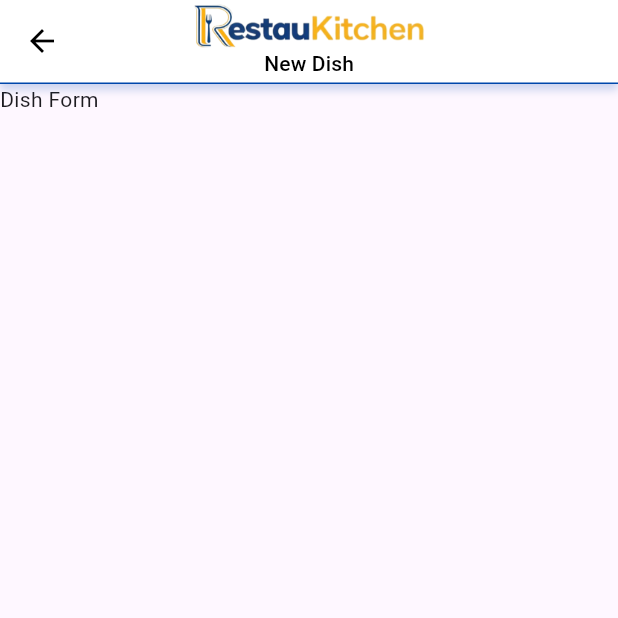
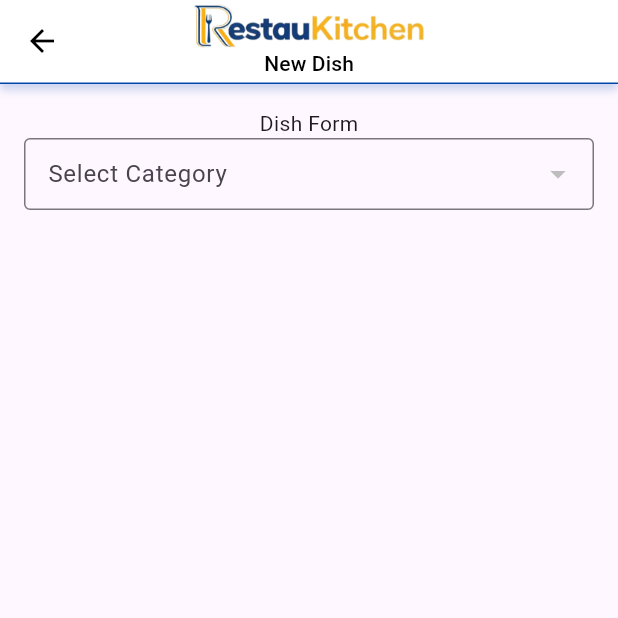
Before and after one commit to baselasi/restaukitchen_flutter_app, a Flutter app: the DishForm screen opened directly, on a phone screen of 412 x 824 dp, the top half of it. Run offline on Flutter 3.47's test engine with Material 3 defaults, Android fonts, the phone set to English and light mode, and no system bars; our stand-ins replace bloc, equatable, flutter_bloc, flutter_secure_storage, get_it, hive_flutter and 3 more; accounts and stored records are empty; network calls fail.

Commit message:
feat: CategorySelectorField

```diff
--- /dev/null
+++ b/lib/core/components/form/categorySelector/category_selector_cubit.dart
@@ -0,0 +1,71 @@
+import 'package:bloc/bloc.dart';
+import 'package:equatable/equatable.dart';
+import 'package:restaukitchen_app/core/components/form/categorySelector/category_repo.dart';
+import 'package:restaukitchen_app/core/models/category.dart';
+
+class CategorySelectorCubit extends Cubit<CategorySelectorState> {
+  CategorySelectorCubit()
+    : super(
+        CategorySelectorState(
+          categories: [],
+          selectedCategory: null,
+          status: CategorySelectorStatus.initial,
+        ),
+      );
+
+  Future<void> getCategories() async {
+    emit(
+      CategorySelectorState(
+        categories: [],
+        selectedCategory: null,
+        status: CategorySelectorStatus.loading,
+      ),
+    );
+    try {
+      final categoriesResponse = await CategoryRepo().getCategories();
+      final categories = categoriesResponse.categories;
+      emit(
+        CategorySelectorState(
+          categories: categories,
+          selectedCategory: null,
+          status: CategorySelectorStatus.loaded,
+        ),
+      );
+    } catch (e) {
+      emit(
+        CategorySelectorState(
+          categories: [],
+          selectedCategory: null,
+          status: CategorySelectorStatus.error,
+        ),
+      );
+    }
+  }
+
+  Future<void> selectCategory(Category category) async {
+    emit(
+      CategorySelectorState(
+        categories: state.categories,
+        selectedCategory: category,
+        status: CategorySelectorStatus.loaded,
+      ),
+    );
+  }
+}
+
+enum CategorySelectorStatus { initial, loading, loaded, error }
+
+class CategorySelectorState extends Equatable {
+  final List<Category> categories;
+  final Category? selectedCategory;
+  final CategorySelectorStatus status;
+
+  const CategorySelectorState({
+    required this.categories,
+    required this.selectedCategory,
+    required this.status,
+  });
+
+  @override
+  List<Object?> get props => [categories, selectedCategory, status];
+}
--- /dev/null
+++ b/lib/core/components/form/categorySelector/category_selector_field.dart
@@ -0,0 +1,60 @@
+import 'package:flutter/material.dart';
+import 'package:flutter_bloc/flutter_bloc.dart';
+import 'package:restaukitchen_app/core/components/form/categorySelector/category_selector_cubit.dart';
+import 'package:restaukitchen_app/core/models/category.dart';
+
+class CategorySelectorField extends StatefulWidget {
+  const CategorySelectorField({super.key});
+
+  @override
+  State<CategorySelectorField> createState() => _CategorySelectorFieldState();
+}
+
+class _CategorySelectorFieldState extends State<CategorySelectorField> {
+  @override
+  void initState() {
+    context.read<CategorySelectorCubit>().getCategories();
+    super.initState();
+  }
+
+  @override
+  Widget build(BuildContext context) {
+    // We assume the Cubit is provided either here or higher up
+    return BlocBuilder<CategorySelectorCubit, CategorySelectorState>(
+      builder: (context, state) {
+        return DropdownButtonFormField<String>(
+          // hint: const Text('Select Category'),
+          initialValue:
+              state.selectedCategory?.name, // The current value from Cubit
+          decoration: const InputDecoration(
+            labelText: 'Select Category',
+            border: OutlineInputBorder(), // Gives it that "Input Field" look
+            contentPadding: EdgeInsets.symmetric(horizontal: 12, vertical: 8),
+          ),
+          items: state.status == CategorySelectorStatus.loading
+              ? [
+                  DropdownMenuItem<String>(
+                    value: null,
+                    child: const Text('Loading...'),
+                  ),
+                ]
+              : state.categories.map((Category category) {
+                  return DropdownMenuItem<String>(
+                    value: category.name,
+                    child: Text(category.name),
+                  );
+                }).toList(),
+          onChanged: (newValue) {
+            if (newValue != null) {
+              context.read<CategorySelectorCubit>().selectCategory(
+                state.categories.firstWhere(
+                  (category) => category.name == newValue,
+                ),
+              );
+            }
+          },
+        );
+      },
+    );
+  }
+}
--- /dev/null
+++ b/lib/core/models/category.dart
@@ -0,0 +1,39 @@
+import 'package:equatable/equatable.dart';
+
+class Category extends Equatable {
+  final String? id;
+  final String name;
+  final bool deleted;
+
+  const Category({this.id, required this.name, required this.deleted});
+
+  factory Category.fromJson(Map<String, dynamic> json) {
+    return Category(
+      id: json["id"] as String?,
+      name: json["name"] as String,
+      deleted: json["deleted"] ?? false,
+    );
+  }
+
+  Map<String, dynamic> toJson() {
+    return {"id": id, "name": name, "deleted": deleted};
+  }
+
+  @override
+  List<Object?> get props => [id, name, deleted];
+}
+
+class CategoriesResponse extends Equatable {
+  final List<Category> categories;
+
+  const CategoriesResponse({required this.categories});
+
+  factory CategoriesResponse.fromJson(List<dynamic> json) {
+    return CategoriesResponse(
+      categories: json.map((e) => Category.fromJson(e)).toList(),
+    );
+  }
+
+  @override
+  List<Object?> get props => [categories];
+}
--- a/lib/page/dishForm/dish_form.dart
+++ b/lib/page/dishForm/dish_form.dart
@@ -1,5 +1,8 @@
 import 'package:flutter/material.dart';
-import 'package:restaukitchen_app/core/components/form/appBar/details_app_bar.dart';
+import 'package:flutter_bloc/flutter_bloc.dart';
+import 'package:restaukitchen_app/core/components/appBar/details_app_bar.dart';
+import 'package:restaukitchen_app/core/components/form/categorySelector/category_selector_cubit.dart';
+import 'package:restaukitchen_app/core/components/form/categorySelector/category_selector_field.dart';
 
 class DishForm extends StatefulWidget {
   const DishForm({super.key});
@@ -13,7 +16,18 @@ class _DishFormState extends State<DishForm> {
   Widget build(BuildContext context) {
     return Scaffold(
       appBar: DetailsAppBar(pageTitle: "New Dish"),
-      body: Column(children: [Text('Dish Form')]),
+      body: Padding(
+        padding: const EdgeInsets.all(16),
+        child: Column(
+          children: [
+            Text('Dish Form'),
+            BlocProvider(
+              create: (context) => CategorySelectorCubit(),
+              child: CategorySelectorField(),
+            ),
+          ],
+        ),
+      ),
     );
   }
 }
--- a/lib/page/mainPage/main_page.dart
+++ b/lib/page/mainPage/main_page.dart
@@ -1,6 +1,6 @@
 import 'package:flutter/material.dart';
 import 'package:flutter_bloc/flutter_bloc.dart';
-import 'package:restaukitchen_app/core/components/form/appBar/main_app_bar.dart';
+import 'package:restaukitchen_app/core/components/appBar/main_app_bar.dart';
 import 'package:restaukitchen_app/core/routes.dart';
 import 'package:restaukitchen_app/page/mainPage/bloc/main_page_cubit.dart';
 import 'package:restaukitchen_app/page/mainPage/components/main_drawer.dart';
```
Also changed, not shown: lib/core/components/form/categorySelector/category_repo.dart (added, +20 -0 lines), lib/core/components/appBar/details_app_bar.dart (renamed from lib/core/components/form/appBar/details_app_bar.dart), lib/core/components/appBar/main_app_bar.dart (renamed from lib/core/components/form/appBar/main_app_bar.dart).
